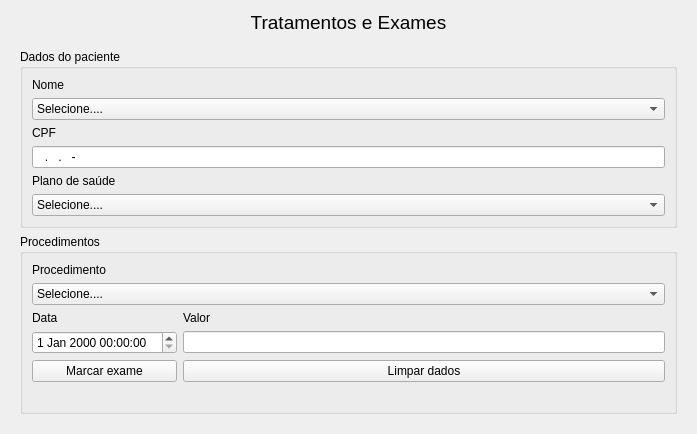
Old version of the form ui/exames.ui in the repository mateusangeli/PEPMED.
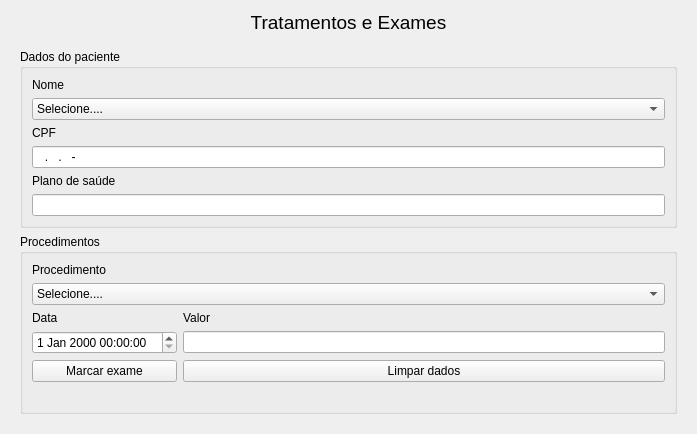
New version of the form. Icons and pictures are not drawn.

```diff
--- a/ui/exames.ui
+++ b/ui/exames.ui
@@ -74,6 +74,13 @@
         <layout class="QVBoxLayout" name="verticalLayout_3">
          <item>
           <layout class="QGridLayout" name="gridLayout">
+           <item row="6" column="0">
+            <widget class="QLineEdit" name="combo_plano">
+             <property name="readOnly">
+              <bool>true</bool>
+             </property>
+            </widget>
+           </item>
            <item row="3" column="0">
             <widget class="QLabel" name="label_3">
              <property name="text">
@@ -104,25 +111,6 @@
              </item>
             </widget>
            </item>
-           <item row="6" column="0">
-            <widget class="QComboBox" name="combo_plano">
-             <item>
-              <property name="text">
-               <string>Selecione....</string>
-              </property>
-             </item>
-             <item>
-              <property name="text">
-               <string>Sim</string>
-              </property>
-             </item>
-             <item>
-              <property name="text">
-               <string>Não</string>
-              </property>
-             </item>
-            </widget>
-           </item>
            <item row="4" column="0">
             <widget class="QLineEdit" name="cpf">
              <property name="inputMask">
```
Left out of the diff: 3 changed lines with no effect on the pictures.
